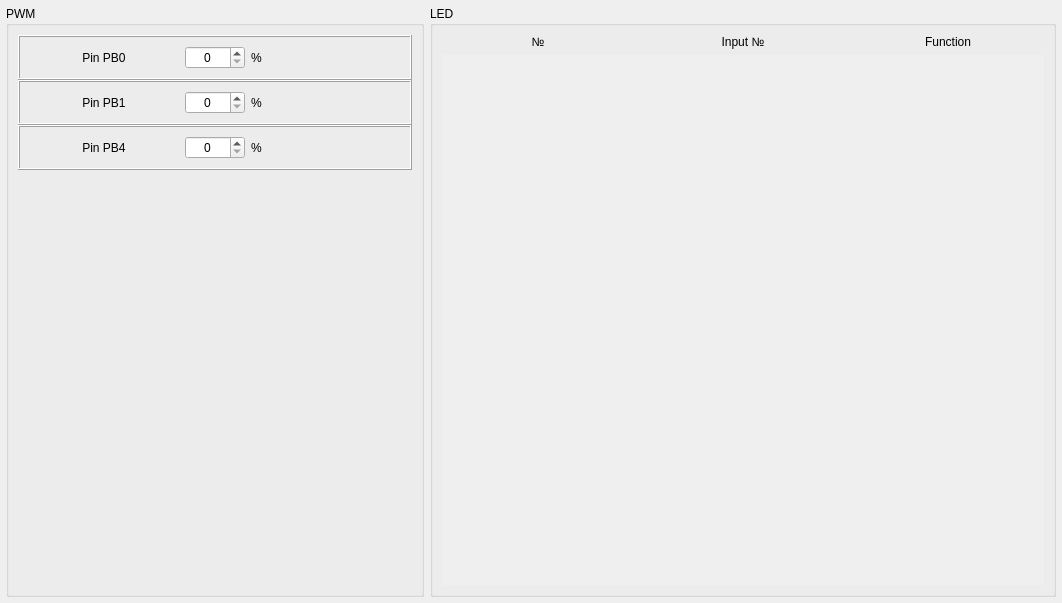
Above: src/widgets/ledconfig.ui from FreeJoy-Team/FreeJoyConfiguratorQt before the change. Below: the same form after it.
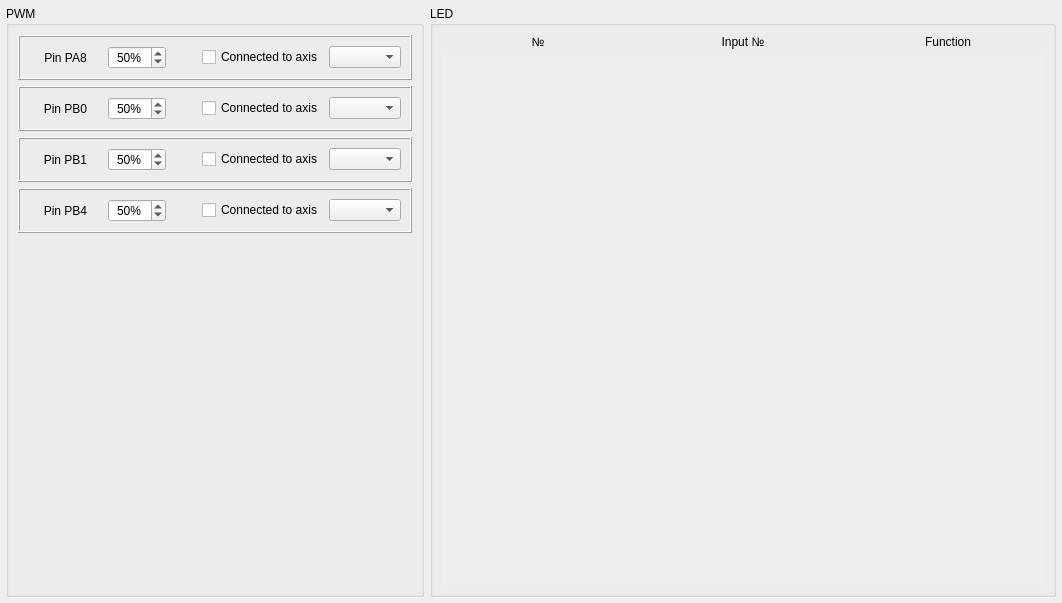
That is the form after the change.

Diff of the .ui file:
```diff
--- a/src/widgets/ledconfig.ui
+++ b/src/widgets/ledconfig.ui
@@ -31,10 +31,71 @@
      <property name="title">
       <string>PWM</string>
      </property>
-     <layout class="QVBoxLayout" name="verticalLayout_2" stretch="1,1,1,10">
-      <property name="spacing">
-       <number>0</number>
-      </property>
+     <layout class="QVBoxLayout" name="verticalLayout">
+      <item>
+       <widget class="QFrame" name="frame_4">
+        <property name="styleSheet">
+         <string notr="true"/>
+        </property>
+        <property name="frameShape">
+         <enum>QFrame::Box</enum>
+        </property>
+        <property name="frameShadow">
+         <enum>QFrame::Raised</enum>
+        </property>
+        <layout class="QHBoxLayout" name="horizontalLayout_5" stretch="1,0,0,0,0">
+         <item>
+          <widget class="QLabel" name="text_PA8">
+           <property name="text">
+            <string>Pin PA8</string>
+           </property>
+           <property name="alignment">
+            <set>Qt::AlignCenter</set>
+           </property>
+          </widget>
+         </item>
+         <item>
+          <widget class="QSpinBox" name="spinBox_LedPA8">
+           <property name="alignment">
+            <set>Qt::AlignCenter</set>
+           </property>
+           <property name="suffix">
+            <string notr="true">%</string>
+           </property>
+           <property name="maximum">
+            <number>100</number>
+           </property>
+           <property name="value">
+            <number>50</number>
+           </property>
+          </widget>
+         </item>
+         <item>
+          <spacer name="horizontalSpacer">
+           <property name="orientation">
+            <enum>Qt::Horizontal</enum>
+           </property>
+           <property name="sizeHint" stdset="0">
+            <size>
+             <width>30</width>
+             <height>20</height>
+            </size>
+           </property>
+          </spacer>
+         </item>
+         <item>
+          <widget class="QCheckBox" name="checkBox_connectedPA8">
+           <property name="text">
+            <string>Connected to axis</string>
+           </property>
+          </widget>
+         </item>
+         <item>
+          <widget class="QComboBox" name="comboBox_axisConPA8"/>
+         </item>
+        </layout>
+       </widget>
+      </item>
       <item>
        <widget class="QFrame" name="frame">
         <property name="styleSheet">
@@ -46,7 +107,7 @@
         <property name="frameShadow">
          <enum>QFrame::Raised</enum>
         </property>
-        <layout class="QHBoxLayout" name="horizontalLayout_2" stretch="5,2,5">
+        <layout class="QHBoxLayout" name="horizontalLayout_2" stretch="1,0,0,0,0">
          <item>
           <widget class="QLabel" name="text_PB0">
            <property name="text">
@@ -62,18 +123,40 @@
            <property name="alignment">
             <set>Qt::AlignCenter</set>
            </property>
+           <property name="suffix">
+            <string notr="true">%</string>
+           </property>
            <property name="maximum">
             <number>100</number>
            </property>
+           <property name="value">
+            <number>50</number>
+           </property>
           </widget>
          </item>
          <item>
-          <widget class="QLabel" name="label_5">
+          <spacer name="horizontalSpacer_2">
+           <property name="orientation">
+            <enum>Qt::Horizontal</enum>
+           </property>
+           <property name="sizeHint" stdset="0">
+            <size>
+             <width>30</width>
+             <height>20</height>
+            </size>
+           </property>
+          </spacer>
+         </item>
+         <item>
+          <widget class="QCheckBox" name="checkBox_connectedPB0">
            <property name="text">
-            <string>%</string>
+            <string>Connected to axis</string>
            </property>
           </widget>
          </item>
+         <item>
+          <widget class="QComboBox" name="comboBox_axisConPB0"/>
+         </item>
         </layout>
        </widget>
       </item>
@@ -88,7 +171,7 @@
         <property name="frameShadow">
          <enum>QFrame::Raised</enum>
         </property>
-        <layout class="QHBoxLayout" name="horizontalLayout_3" stretch="5,2,5">
+        <layout class="QHBoxLayout" name="horizontalLayout_3" stretch="1,0,0,0,0">
          <item>
           <widget class="QLabel" name="text_PB1">
            <property name="text">
@@ -104,18 +187,40 @@
            <property name="alignment">
             <set>Qt::AlignCenter</set>
            </property>
+           <property name="suffix">
+            <string notr="true">%</string>
+           </property>
            <property name="maximum">
             <number>100</number>
            </property>
+           <property name="value">
+            <number>50</number>
+           </property>
           </widget>
          </item>
          <item>
-          <widget class="QLabel" name="label_7">
+          <spacer name="horizontalSpacer_3">
+           <property name="orientation">
+            <enum>Qt::Horizontal</enum>
+           </property>
+           <property name="sizeHint" stdset="0">
+            <size>
+             <width>30</width>
+             <height>20</height>
+            </size>
+           </property>
+          </spacer>
+         </item>
+         <item>
+          <widget class="QCheckBox" name="checkBox_connectedPB1">
            <property name="text">
-            <string>%</string>
+            <string>Connected to axis</string>
            </property>
           </widget>
          </item>
+         <item>
+          <widget class="QComboBox" name="comboBox_axisConPB1"/>
+         </item>
         </layout>
        </widget>
       </item>
@@ -127,7 +232,7 @@
         <property name="frameShadow">
          <enum>QFrame::Raised</enum>
         </property>
-        <layout class="QHBoxLayout" name="horizontalLayout_4" stretch="5,2,5">
+        <layout class="QHBoxLayout" name="horizontalLayout_4" stretch="1,0,0,0,0">
          <item>
           <widget class="QLabel" name="text_PB4">
            <property name="text">
@@ -143,18 +248,40 @@
            <property name="alignment">
             <set>Qt::AlignCenter</set>
            </property>
+           <property name="suffix">
+            <string notr="true">%</string>
+           </property>
            <property name="maximum">
             <number>100</number>
            </property>
+           <property name="value">
+            <number>50</number>
+           </property>
           </widget>
          </item>
          <item>
-          <widget class="QLabel" name="label_9">
+          <spacer name="horizontalSpacer_4">
+           <property name="orientation">
+            <enum>Qt::Horizontal</enum>
+           </property>
+           <property name="sizeHint" stdset="0">
+            <size>
+             <width>30</width>
+             <height>20</height>
+            </size>
+           </property>
+          </spacer>
+         </item>
+         <item>
+          <widget class="QCheckBox" name="checkBox_connectedPB4">
            <property name="text">
-            <string>%</string>
+            <string>Connected to axis</string>
            </property>
           </widget>
          </item>
+         <item>
+          <widget class="QComboBox" name="comboBox_axisConPB4"/>
+         </item>
         </layout>
        </widget>
       </item>
```
